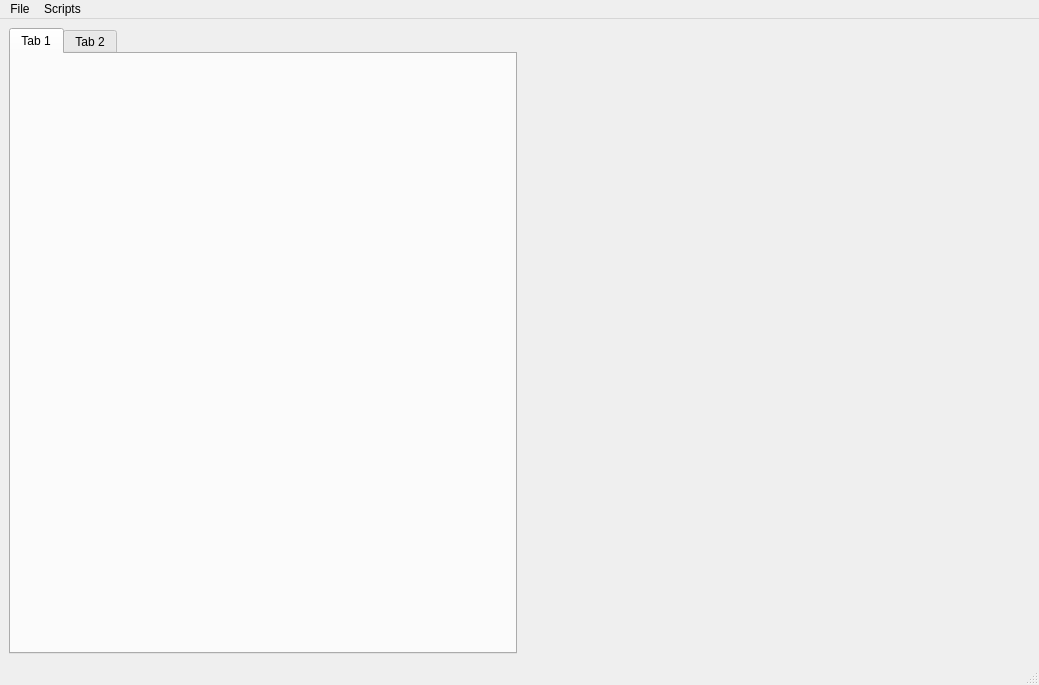
First picture: the form in gui/scriptEditor.ui, repository flika-org/flika, before the edit.
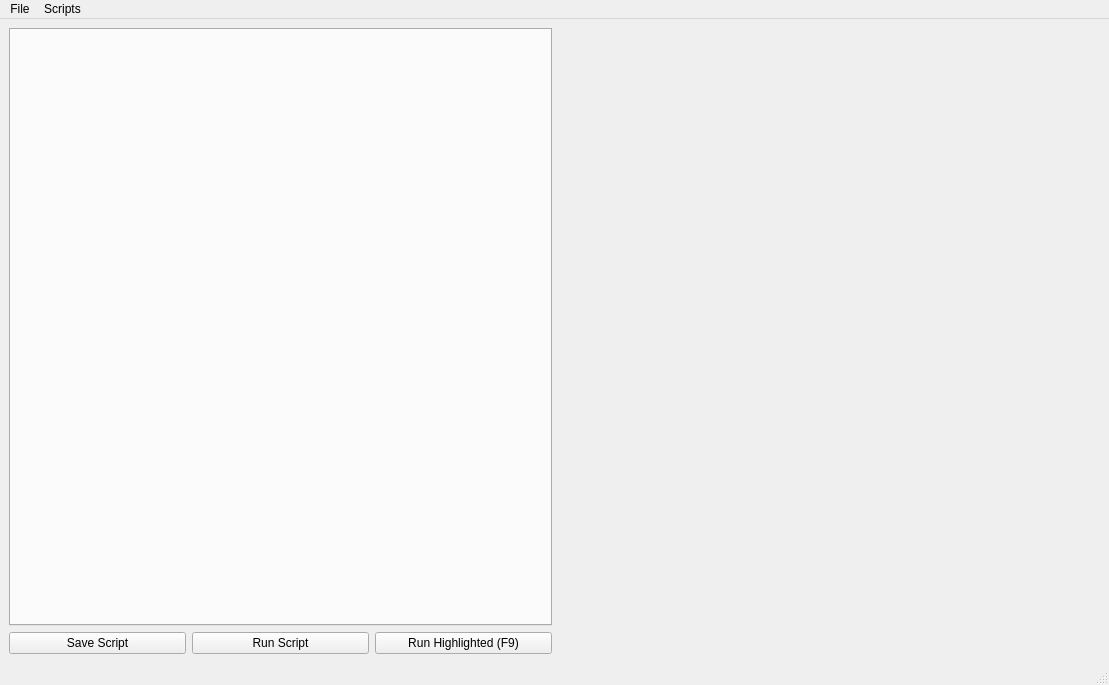
Second picture: the form after the edit. Custom widgets are drawn as their Qt base class.

```diff
--- a/gui/scriptEditor.ui
+++ b/gui/scriptEditor.ui
@@ -6,7 +6,7 @@
    <rect>
     <x>0</x>
     <y>0</y>
-    <width>1039</width>
+    <width>1109</width>
     <height>685</height>
    </rect>
   </property>
@@ -14,31 +14,61 @@
    <string>MainWindow</string>
   </property>
   <widget class="QWidget" name="centralwidget">
-   <layout class="QGridLayout" name="gridLayout">
+   <layout class="QGridLayout" name="gridLayout" rowstretch="1,0" columnstretch="1,1" columnminimumwidth="0,0">
     <item row="0" column="0">
-     <layout class="QHBoxLayout" name="horizontalLayout" stretch="1,1">
+     <widget class="QTabWidget" name="scriptTabs">
+      <property name="tabShape">
+       <enum>QTabWidget::Triangular</enum>
+      </property>
+      <property name="currentIndex">
+       <number>-1</number>
+      </property>
+      <property name="documentMode">
+       <bool>false</bool>
+      </property>
+      <property name="tabsClosable">
+       <bool>true</bool>
+      </property>
+      <property name="movable">
+       <bool>true</bool>
+      </property>
+     </widget>
+    </item>
+    <item row="1" column="0">
+     <layout class="QHBoxLayout" name="horizontalLayout">
       <item>
-       <widget class="QTabWidget" name="scriptTabs">
-        <property name="currentIndex">
-         <number>0</number>
+       <widget class="QPushButton" name="saveButton">
+        <property name="text">
+         <string>Save Script</string>
         </property>
-        <widget class="QWidget" name="mainTab">
-         <attribute name="title">
-          <string>Tab 1</string>
-         </attribute>
-        </widget>
-        <widget class="QWidget" name="tab_2">
-         <attribute name="title">
-          <string>Tab 2</string>
-         </attribute>
-        </widget>
        </widget>
       </item>
       <item>
-       <widget class="ConsoleWidget" name="consoleWidget" native="true"/>
+       <widget class="QPushButton" name="runButton">
+        <property name="text">
+         <string>Run Script</string>
+        </property>
+       </widget>
+      </item>
+      <item>
+       <widget class="QPushButton" name="runSelectedButton">
+        <property name="text">
+         <string>Run Highlighted (F9)</string>
+        </property>
+       </widget>
       </item>
      </layout>
     </item>
+    <item row="0" column="1" rowspan="2">
+     <widget class="ConsoleWidget" name="consoleWidget" native="true">
+      <property name="minimumSize">
+       <size>
+        <width>0</width>
+        <height>0</height>
+       </size>
+      </property>
+     </widget>
+    </item>
    </layout>
   </widget>
   <widget class="QMenuBar" name="menubar">
@@ -46,7 +76,7 @@
     <rect>
      <x>0</x>
      <y>0</y>
-     <width>1039</width>
+     <width>1109</width>
      <height>38</height>
     </rect>
    </property>
```
Left out of the diff: 12 changed lines with no effect on the pictures.
